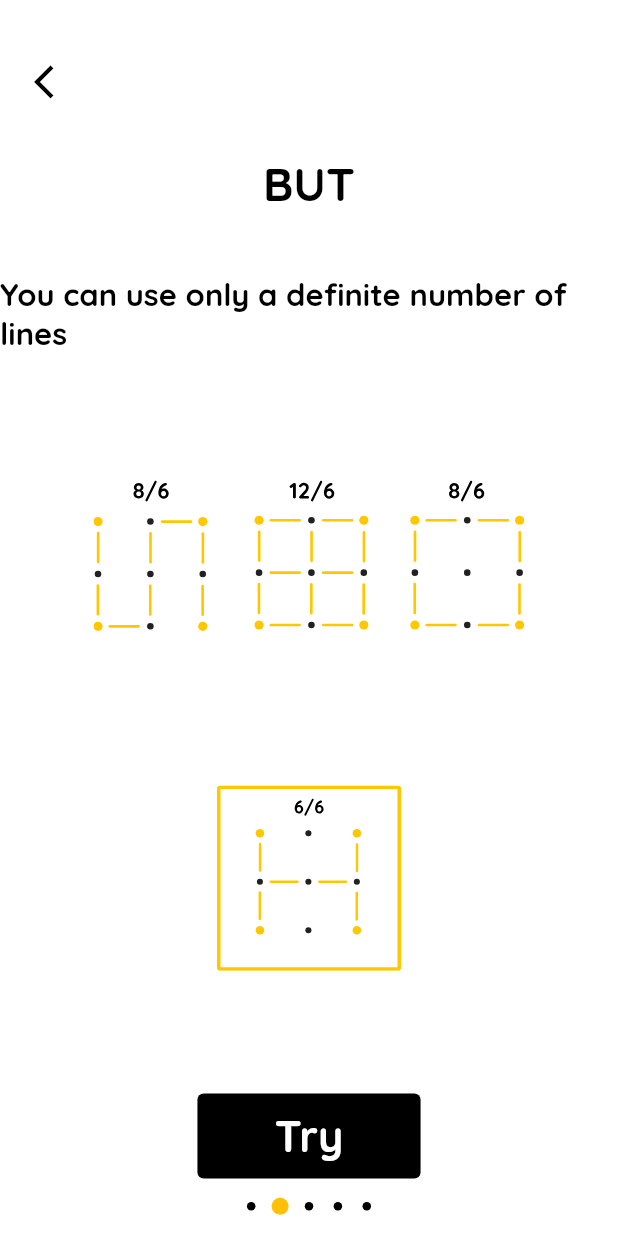
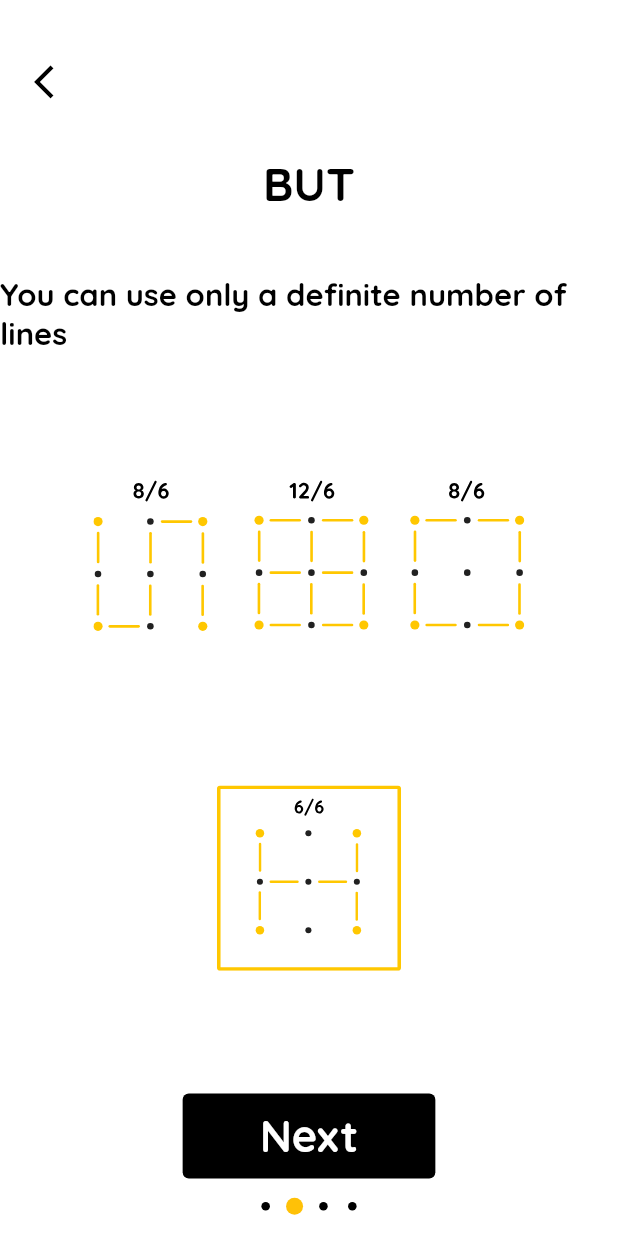
Before and after one commit to Neptune-1/optimal_routing, a Flutter app: the screen it shows after launch, after a tap on "Next", on a phone screen of 412 x 824 dp. Run offline on Flutter 3.47's test engine with Material 2 defaults, Android fonts, the phone set to English and light mode, and no system bars; our stand-ins replace firebase_core, flutter_svg, google_fonts, google_mobile_ads, in_app_review, sentry_flutter and 1 more; accounts and stored records are empty.

Commit message:
restart btn, code format

```diff
--- a/lib/pages/explain_page.dart
+++ b/lib/pages/explain_page.dart
@@ -27,11 +27,12 @@ class _ExplainPageState extends State<ExplainPage> with SingleTickerProviderStat
 
   @override
   void initState() {
-
     fieldProjectionStream = fieldProjectionController.stream.asBroadcastStream();
     _pageController.addListener(() {
       if ((_pageController.page ?? 0).round() == 3) {
-        Future.delayed(const Duration(milliseconds: 10), ()=> fieldProjectionController.add(FieldData(routesH: [
+        Future.delayed(
+            const Duration(milliseconds: 10),
+            () => fieldProjectionController.add(FieldData(routesH: [
                   [
                     [false, true, false],
                     [false, false, false],
@@ -68,7 +69,6 @@ class _ExplainPageState extends State<ExplainPage> with SingleTickerProviderStat
                   [const Point(0, 0), const Point(0, 2)],
                   [const Point(2, 2), const Point(2, 0)],
                 ], routeIsConnected: false, fieldSize: 3, isGameOver: false)));
-
       }
     });
     fieldProjectionController.add(FieldData(routesH: [
@@ -217,22 +217,22 @@ class _ExplainPageState extends State<ExplainPage> with SingleTickerProviderStat
                   ],
                   crossAxisAlignment: CrossAxisAlignment.center,
                 ),
-                Stack(
-                  children: [
-                    const GamePage(
-                      example: true,
-                      level: 0,
-                    ),
-                    Align(
-                      alignment: const Alignment(0, -0.5),
-                      child: Text(
-                        "Tip: Connect targets using swipes or taps,\nrepeat movement to remove the connection",
-                        style: Style.getTextStyle_1(),
-                        textAlign: TextAlign.center,
-                      ),
-                    )
-                  ],
-                ),
+                // Stack(
+                //   children: [
+                //     const GamePage(
+                //       example: true,
+                //       level: 0,
+                //     ),
+                //     Align(
+                //       alignment: const Alignment(0, -0.5),
+                //       child: Text(
+                //         "Tip: Connect targets using\nswipes or taps, repeat movement\nto remove the connection",
+                //         style: Style.getTextStyle_1(),
+                //         textAlign: TextAlign.center,
+                //       ),
+                //     )
+                //   ],
+                // ),
                 Column(
                   children: [
                     SizedBox(
@@ -253,8 +253,10 @@ class _ExplainPageState extends State<ExplainPage> with SingleTickerProviderStat
                     SizedBox(
                       height: Style.blockH * 0.5,
                     ),
-
-                    Icon(Icons.swipe, size: Style.blockM,),
+                    Icon(
+                      Icons.swipe,
+                      size: Style.blockM,
+                    ),
                     SizedBox(
                       height: Style.blockH * 0.5,
                     ),
@@ -263,7 +265,6 @@ class _ExplainPageState extends State<ExplainPage> with SingleTickerProviderStat
                         layerNumController: StreamController(),
                         projectionDataStream: fieldProjectionStream,
                         rotateAnimation: true),
-
                     SizedBox(
                       height: Style.blockH * 0.5,
                     ),
@@ -305,7 +306,7 @@ class _ExplainPageState extends State<ExplainPage> with SingleTickerProviderStat
                     overlayColor: MaterialStateProperty.all(Style.secondaryColor.withOpacity(0.1)),
                     elevation: MaterialStateProperty.all(0)),
                 onPressed: () {
-                  if ((_pageController.page)!.round() != 4) {
+                  if ((_pageController.page)!.round() != 3) {
                     _pageController.animateToPage((_pageController.page)!.round() + 1,
                         duration: const Duration(milliseconds: 300), curve: Curves.linearToEaseOut);
                   } else {
@@ -329,7 +330,7 @@ class _ExplainPageState extends State<ExplainPage> with SingleTickerProviderStat
                                 ? "Next"
                                 : ([
                                     "Next",
-                                    "Try",
+                                    // "Try",
                                     "Next",
                                     "Try",
                                     "GO",
@@ -370,13 +371,11 @@ class _ExplainPageState extends State<ExplainPage> with SingleTickerProviderStat
                   }),
             ),
             Align(
-                alignment: const Alignment(0, 0.965),
-                child: PageIndicator(pagesNumber: 5, controller: _pageController))
+                alignment: const Alignment(0, 0.965), child: PageIndicator(pagesNumber: 4, controller: _pageController))
           ],
         ));
   }
 }
-
 
 class PageIndicator extends StatelessWidget {
   final int pagesNumber;
@@ -409,8 +408,8 @@ class PageIndicator extends StatelessWidget {
                               width: diameter,
                               child: Center(
                                 child: Container(
-                              height: diameter*0.5,
-                              width: diameter*0.5,
+                                  height: diameter * 0.5,
+                                  width: diameter * 0.5,
                                   decoration: BoxDecoration(
                                     shape: BoxShape.circle,
                                     color: Style.primaryColor,
--- a/lib/pages/game_page_layers.dart
+++ b/lib/pages/game_page_layers.dart
@@ -1,4 +1,5 @@
 import 'dart:async';
+import 'dart:math';
 
 import 'package:flutter/cupertino.dart';
 import 'package:flutter/foundation.dart' show kIsWeb;
@@ -25,7 +26,11 @@ class GamePage extends StatefulWidget {
 
 class _GamePageState extends State<GamePage> with TickerProviderStateMixin {
   late final AnimationController controller;
+  late final AnimationController restartAnimationController;
+  late final Animation restartAnimation;
+
   int currentLinesNumber = 0;
+  int restartedTime = 0;
   final StreamController<LinesData> currentNumOfLines = StreamController();
   final StreamController<bool> isGameOver = StreamController();
   final StreamController<bool> showAnswer = StreamController();
@@ -60,13 +65,23 @@ class _GamePageState extends State<GamePage> with TickerProviderStateMixin {
       vsync: this,
       duration: Duration(seconds: answerShowTime),
     );
+    restartAnimationController = AnimationController(
+      value: 0,
+      vsync: this,
+      duration: const Duration(milliseconds: 1000),
+    );
+
+    restartAnimation = Tween(
+      begin: 0.0,
+      end: 1.0,
+    ).animate(CurvedAnimation(parent: restartAnimationController, curve: Curves.easeOutCubic));
   }
 
-  void startNewGame() {
+  void startNewGame({restart = false}) {
     isAnsweredShowed = false;
     isGameOver.add(false);
     layerNum.add(0);
-    gameNum != trees[widget.level].length - 1 ? gameNum++ : null;
+    (gameNum != trees[widget.level].length - 1) && !restart ? gameNum++ : null;
 
     setState(() {});
   }
@@ -101,6 +116,7 @@ class _GamePageState extends State<GamePage> with TickerProviderStateMixin {
   @override
   void dispose() {
     controller.dispose();
+    restartAnimationController.dispose();
     isGameOver.close();
     showAnswer.close();
 
@@ -114,7 +130,6 @@ class _GamePageState extends State<GamePage> with TickerProviderStateMixin {
         Row(
           mainAxisSize: MainAxisSize.min,
           children: [
-
             widget.level == 0
                 ? Container()
                 : StreamBuilder<int>(
@@ -211,6 +226,38 @@ class _GamePageState extends State<GamePage> with TickerProviderStateMixin {
                     ),
                   ),
                   widget.level != 0 ? Container() : linesInfoWidget(),
+                  Row(
+                    mainAxisSize: MainAxisSize.min,
+                    children: [
+                      SizedBox(
+                        width: Style.blockM * 1.4,
+                        height: Style.blockM * 1.4,
+                        child: Center(
+                          child: GestureDetector(
+                            behavior: HitTestBehavior.translucent,
+                            onTap: () {
+                              if (!restartAnimationController.isAnimating) {
+                                restartAnimationController.reset();
+                                restartAnimationController.forward();
+                              }
+                              restartedTime++;
+                              startNewGame(restart: true);
+                            },
+                            child: AnimatedBuilder(
+                                animation: restartAnimationController,
+                                builder: (context, snapshot) {
+                                  return Transform.rotate(
+                                    angle: -pi * restartAnimation.value,
+                                    child: Icon(
+                                      Icons.cached,
+                                      size: Style.blockM * 1.2,
+                                      color: Style.primaryColor,
+                                    ),
+                                  );
+                                }),
+                          ),
+                        ),
+                      ),
                       SizedBox(
                         width: Style.blockM * 3,
                         height: Style.blockM * 1.4,
@@ -234,11 +281,13 @@ class _GamePageState extends State<GamePage> with TickerProviderStateMixin {
                               child: GestureDetector(
                                 behavior: HitTestBehavior.translucent,
                                 onTap: () => onPressedEye(context),
-                            child: Icon(Icons.remove_red_eye, size: Style.blockM * 1, color: Style.primaryColor),
+                                child: Icon(Icons.remove_red_eye, size: Style.blockM * 1.1, color: Style.primaryColor),
                               ),
                             ),
                           ],
                         ),
+                      ),
+                    ],
                   ),
                 ],
               ),
@@ -277,7 +326,7 @@ class _GamePageState extends State<GamePage> with TickerProviderStateMixin {
                               child: AnimatedSwitcher(
                                 duration: const Duration(milliseconds: 400),
                                 child: Field(
-                                    key: Key("${widget.level} $gameNum"),
+                                    key: Key("${widget.level} $gameNum $restartedTime"),
                                     currentNumOfLines: currentNumOfLines,
                                     tree: widget.example ? exampleTree : trees[widget.level][gameNum],
                                     isGameOver: isGameOver,
@@ -297,7 +346,7 @@ class _GamePageState extends State<GamePage> with TickerProviderStateMixin {
         ),
         Positioned(
           right: Style.blockM * 1,
-          top: Style.blockH*0.9+Style.blockM * 2,
+          top: Style.blockH * 0.9 + Style.blockM * 2,
           child: widget.level == 0 ? Container() : linesInfoWidget(),
         ),
         widget.example
--- a/lib/widgets/field/field_layers.dart
+++ b/lib/widgets/field/field_layers.dart
@@ -37,7 +37,7 @@ class Field extends StatefulWidget {
 class _FieldState extends State<Field> {
   late final int fieldSize;
   double spacePointPoint = Style.wideScreen ? Style.blockM * 1.4 : Style.blockM * 1;
-  double pointDiameter = Style.wideScreen ? Style.blockM * 1.2 : Style.blockM * 1.3;
+  double pointDiameter = Style.wideScreen ? Style.blockM * 1.2 : Style.blockM * 1.25;
   late final double showedPointDiameter;
   final double spaceLinePoint = Style.blockM * 0;
   final double lineThick = Style.blockM * 0.1;
@@ -59,8 +59,8 @@ class _FieldState extends State<Field> {
     super.initState();
 
     fieldSize = widget.tree[3];
-    spacePointPoint *= 8 / fieldSize;
-    showedPointDiameter = pointDiameter * 0.2;
+    spacePointPoint *= 6.5 / fieldSize;
+    showedPointDiameter = pointDiameter * 0.15;
     graph = Graph(fieldSize);
     routesH = List.generate(
         widget.layerFullNum, (n) => List.generate(fieldSize, (x) => List.generate(fieldSize, (y) => false)));
@@ -70,14 +70,12 @@ class _FieldState extends State<Field> {
     int fullNumLinesSum = widget.tree[1];
 
     for (int i = 0; i < widget.layerFullNum; i++) {
-      int thisLayerLinesNum =
-      ((widget.layerFullNum - 1 <= i)
-          ? ((fullNumLinesSum ~/ (widget.layerFullNum))+(fullNumLinesSum % (widget.layerFullNum)))
+      int thisLayerLinesNum = ((widget.layerFullNum - 1 <= i)
+          ? ((fullNumLinesSum ~/ (widget.layerFullNum)) + (fullNumLinesSum % (widget.layerFullNum)))
           : fullNumLinesSum ~/ (widget.layerFullNum));
       fullLinesNum.add(thisLayerLinesNum);
       currentNumOfLines.add(0);
     }
-
 
     // int fullNumLinesSum = widget.tree[1];
     //
@@ -116,7 +114,7 @@ class _FieldState extends State<Field> {
     points = List.generate(
         widget.layerFullNum, (n) => List.generate(fieldSize, (x) => List.generate(fieldSize, (y) => false)));
 
-    widget.layerNumStream.listen((n) => mounted  ? setState(() => currentLayer = n) : null);
+    widget.layerNumStream.listen((n) => mounted ? setState(() => currentLayer = n) : null);
     widget.projectionData.add(FieldData(
         routesH: routesH,
         routesV: routesV,
--- a/lib/widgets/field/field_projection.dart
+++ b/lib/widgets/field/field_projection.dart
@@ -50,7 +50,7 @@ class _FieldProjectionState extends State<FieldProjection> with SingleTickerProv
 
     if (widget.rotateAnimation) {
       rotateAnimationTimer =
-          Timer.periodic(const Duration(milliseconds: 20), (timer) => setState(() => yAngle += 0.015));
+          Timer.periodic(const Duration(milliseconds: 20), (timer) => setState(() => yAngle += 0.005));
     }
     super.initState();
   }
```
Also changed, not shown: lib/pages/level_page_layers.dart (+6 -6 lines), lib/utils/ads.dart (+9 -5 lines), lib/data/trees.dart (line endings or trailing spaces). Lines whose indentation alone changed are shown as unchanged.
